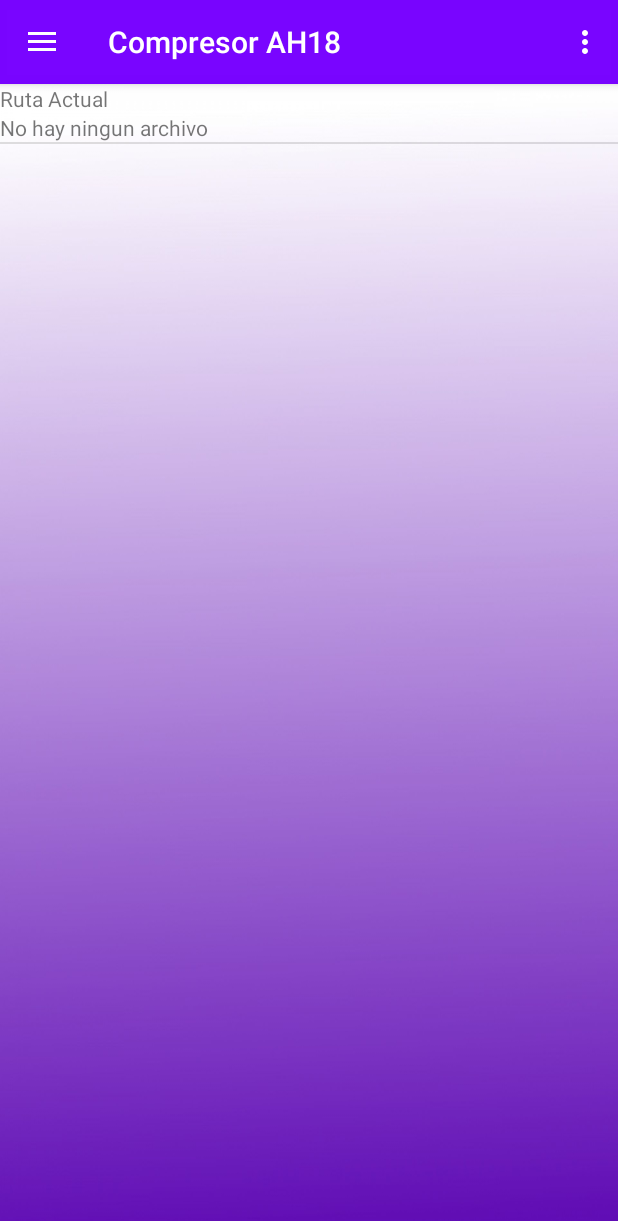
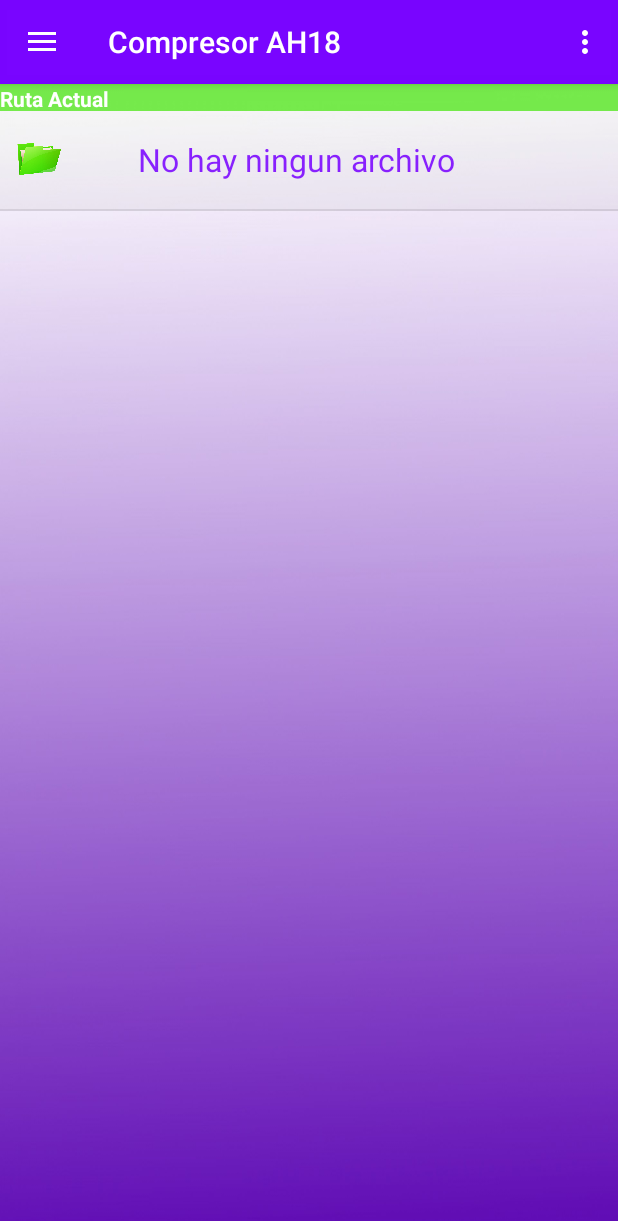
Before and after one commit to paas10/LAB01_ED2, an Android app: the screen it shows after launch (MainActivity), after a tap on "Huffman", on a phone screen of 412 x 824 dp. Shown: the top 1221 px of the screen. Run offline under Robolectric (Android 15) with nearby library versions, the phone set to English and light mode, and no system bars; 1 other tap on this screen came first.

Commit message:
Cambios en el Diseño y la Lectura
Lectura de Archivo y Cambios en el Diseño

```diff
--- a/AH18Compresor/app/src/main/java/com/example/admin/ah18compresor/ArchivoAdapter.java
+++ b/AH18Compresor/app/src/main/java/com/example/admin/ah18compresor/ArchivoAdapter.java
@@ -14,9 +14,9 @@ import java.util.ArrayList;
 public class ArchivoAdapter extends BaseAdapter {
 
     protected Activity activity;
-    protected ArrayList<File> items;
+    protected ArrayList<String> items;
 
-    public ArchivoAdapter(Activity activity, ArrayList<File> items) {
+    public ArchivoAdapter(Activity activity, ArrayList<String> items) {
         this.activity = activity;
         this.items = items;
     }
@@ -55,10 +55,10 @@ public class ArchivoAdapter extends BaseAdapter {
             v = inf.inflate(R.layout.formato, null);
         }
 
-        File dir = items.get(position);
+        String dir = items.get(position);
 
         TextView Nombre = (TextView) v.findViewById(R.id.Nombre);
-        Nombre.setText(dir.getName());
+        Nombre.setText(dir);
 
         return v;
     }
--- a/AH18Compresor/app/src/main/res/layout/formato.xml
+++ b/AH18Compresor/app/src/main/res/layout/formato.xml
@@ -13,9 +13,8 @@
             android:id="@+id/Nombre"
             android:layout_width="320dp"
             android:layout_height="wrap_content"
+            android:layout_alignParentRight="true"
             android:layout_centerVertical="true"
-            android:layout_marginLeft="-2dp"
-            android:layout_toRightOf="@+id/Imagen"
             android:text="Titulo Frase"
             android:textAppearance="?android:attr/textAppearanceLarge"
             android:textColor="#dc7700ff"
@@ -34,7 +33,7 @@
             android:cropToPadding="false"
             android:maxHeight="35dp"
             android:maxWidth="74dp"
-            android:src="@drawable/archivito" />
+            android:src="@drawable/archivov" />
 
     </RelativeLayout>
 
--- a/AH18Compresor/app/src/main/res/layout/fragment_huffman.xml
+++ b/AH18Compresor/app/src/main/res/layout/fragment_huffman.xml
@@ -15,8 +15,11 @@
         <TextView
             android:id="@+id/RutaActual"
             android:layout_width="match_parent"
-            android:layout_height="wrap_content"
-            android:text="Ruta Actual" />
+            android:layout_height="18dp"
+            android:background="@color/colorAccent"
+            android:text="Ruta Actual"
+            android:textColor="@android:color/background_light"
+            android:textStyle="bold" />
 
         <ListView
             android:id="@+id/ListaVista"
```
Also changed, not shown: AH18Compresor/app/src/main/java/com/example/admin/ah18compresor/Huffman.java (+39 -5 lines), AH18Compresor/app/src/main/res/drawable/achivitob.jpg (added), AH18Compresor/app/src/main/res/drawable/archivito.jpg (deleted), AH18Compresor/app/src/main/res/drawable/archivito.png (added), AH18Compresor/app/src/main/res/drawable/archivitob1.jpg (added), AH18Compresor/app/src/main/res/drawable/archivov.png (added), AH18Compresor/app/src/main/res/drawable/f4.jpg.
